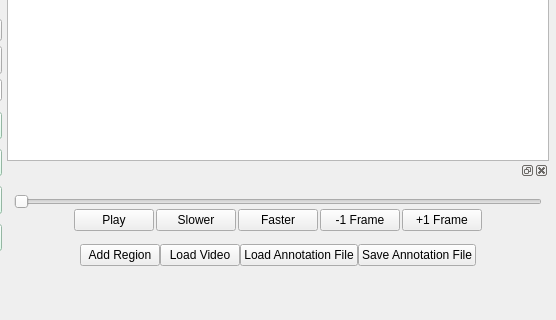
Before: the Qt Designer form FishGUI/mainwindow.ui in cvisionai/Tator-Native, drawn with Qt 5; both pictures show x 234 to 790 and y 365 to 685 of the 1012 by 685 pixel window.
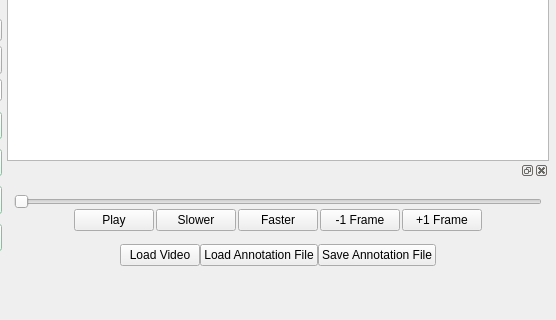
After: the same form once the commit is applied. Custom widgets are drawn as their Qt base class.

Commit message: cleanup of controls enabling/disabling

What changed in the file:
```diff
--- a/FishGUI/mainwindow.ui
+++ b/FishGUI/mainwindow.ui
@@ -847,16 +847,6 @@
                  </property>
                 </spacer>
                </item>
-               <item>
-                <widget class="QPushButton" name="addRegion">
-                 <property name="focusPolicy">
-                  <enum>Qt::NoFocus</enum>
-                 </property>
-                 <property name="text">
-                  <string>Add Region</string>
-                 </property>
-                </widget>
-               </item>
                <item>
                 <widget class="QPushButton" name="LoadVideo">
                  <property name="minimumSize">
```
Left out of the diff: 1 changed line with no effect on the pictures. The commit also changes 2 other files.
